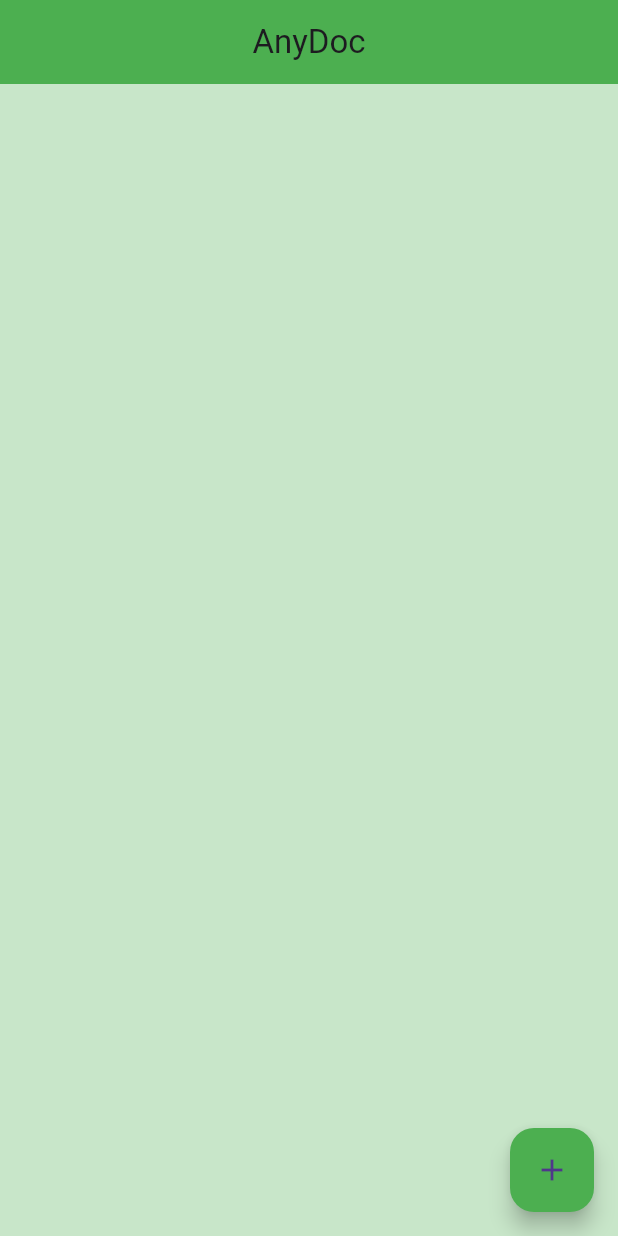
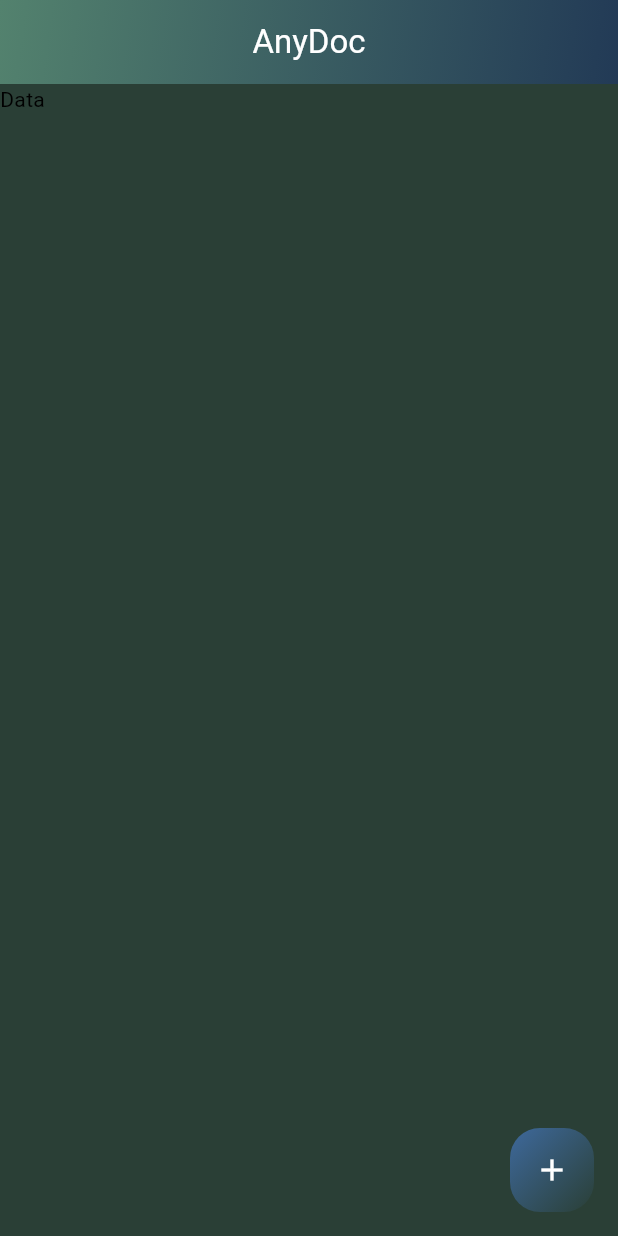
Before and after one commit to santoshvandari/AnyDoc, a Flutter app: the screen it shows after launch, after a tap on the "add" icon, on a phone screen of 412 x 824 dp. Run offline on Flutter 3.47's test engine with Material 3 defaults, Android fonts, the phone set to English and light mode, and no system bars; our stand-ins replace file_picker; missing offline and left inert: flutter_pdfview.

Commit message:
Home Page Designed Successfully

```diff
--- a/lib/main.dart
+++ b/lib/main.dart
@@ -1,98 +1,37 @@
-import 'package:file_picker/file_picker.dart';
+import 'package:anydoc/screens/home_screen.dart';
 import 'package:flutter/material.dart';
-import 'package:flutter_pdfview/flutter_pdfview.dart';
 
 void main() {
-  runApp(MyApp());
+  runApp(const AnyDocApp());
 }
 
-class MyApp extends StatelessWidget {
+class AnyDocApp extends StatelessWidget {
+  const AnyDocApp({super.key});
+
   @override
   Widget build(BuildContext context) {
     return MaterialApp(
       debugShowCheckedModeBanner: false,
+      title: "AnyDoc App",
+      theme: ThemeData(
+        primaryColor: const Color(0xFF53826E),
+        primaryColorDark: const Color(0xFF223A56),
+        scaffoldBackgroundColor: const Color(0xFF2A3F36),
+        colorScheme: ColorScheme.fromSwatch().copyWith(
+          primary: const Color(0xFF53826E),
+          secondary: const Color(0xFF3E699C),
+          surface: const Color(0xFF223A56),
+        ),
+        appBarTheme: const AppBarTheme(
+          backgroundColor: Color(0xFF223A56),
+          foregroundColor: Colors.white,
+        ),
+        buttonTheme: const ButtonThemeData(
+          buttonColor: Color(0xFF3E699C),
+          textTheme: ButtonTextTheme.primary,
+        ),
+      ),
       home: HomeScreen(),
     );
   }
 }
-
-class HomeScreen extends StatelessWidget {
-  void _pickFile(BuildContext context) async {
-    // Open storage to pick files
-    final result = await FilePicker.platform.pickFiles(allowMultiple: false);
-
-    // If no file is picked, return
-    if (result == null || result.files.isEmpty) return;
-
-    // Get the file from the result object
-    final file = result.files.first;
-
-    // Check the file type
-    if (file.extension == 'pdf') {
-      // Open the PDF file
-      Navigator.of(context).push(MaterialPageRoute(
-        builder: (context) => PDFScreen(filePath: file.path!),
-      ));
-    } else {
-      // Handle other file types as necessary
-      ScaffoldMessenger.of(context).showSnackBar(
-        SnackBar(content: Text('Unsupported file type.')),
-      );
-    }
-  }
-
-  @override
-  Widget build(BuildContext context) {
-    return Scaffold(
-      appBar: AppBar(
-        title: const Text('AnyDoc'),
-        centerTitle: true,
-        backgroundColor: Colors.green,
-      ),
-      backgroundColor: Colors.green[100],
-      // body: Center(
-      //   child: ElevatedButton(
-      //     onPressed: () {
-      //       _pickFile(context);
-      //     },
-      //     child: const Text(
-      //       'Pick and Open File',
-      //       style: TextStyle(color: Colors.white),
-      //     ),
-      //     style: ElevatedButton.styleFrom(backgroundColor: Colors.green),
-      //   ),
-      // ),
-      floatingActionButton: FloatingActionButton(
-        onPressed: () => _pickFile(context),
-        child: Icon(Icons.add),
-        backgroundColor: Colors.green,
-      ),
-    );
-  }
-}
-
-class PDFScreen extends StatelessWidget {
-  final String filePath;
-
-  PDFScreen({required this.filePath});
-
-  @override
-  Widget build(BuildContext context) {
-    return Scaffold(
-      appBar: AppBar(
-        title: const Text('PDF Viewer'),
-        backgroundColor: Colors.green,
-      ),
-      body: PDFView(
-        filePath: filePath,
-        enableSwipe: true,
-        swipeHorizontal: false,
-        autoSpacing: false,
-        pageFling: false,
-        onPageChanged: (int? page, int? total) {
-          print('Page $page of $total');
-        },
-      ),
-    );
-  }
-}
--- /dev/null
+++ b/lib/screens/home_screen.dart
@@ -0,0 +1,55 @@
+import 'package:anydoc/screens/recent_screen.dart';
+import 'package:flutter/material.dart';
+
+class HomeScreen extends StatelessWidget {
+  const HomeScreen({super.key});
+
+  @override
+  Widget build(BuildContext context) {
+    return SafeArea(
+      child: Scaffold(
+        appBar: AppBar(
+          flexibleSpace: Container(
+            decoration: const BoxDecoration(
+              gradient: LinearGradient(
+                colors: [
+                  Color(0xFF53826E),
+                  Color(0xFF223A56),
+                ],
+                begin: Alignment.topLeft,
+                end: Alignment.bottomRight,
+              ),
+            ),
+          ),
+          title: const Text('AnyDoc'),
+          centerTitle: true,
+          backgroundColor: Colors.transparent,
+        ),
+        body: const RecentScreen(),
+        floatingActionButton: Container(
+          decoration: const BoxDecoration(
+            shape: BoxShape.rectangle,
+            borderRadius: BorderRadius.all(Radius.circular(20)),
+            gradient: LinearGradient(
+              colors: [
+                Color(0xFF3e699c),
+                Color(0xFF2a3f36),
+              ],
+              begin: Alignment.topLeft,
+              end: Alignment.bottomRight,
+            ),
+          ),
+          child: FloatingActionButton(
+            onPressed: () {
+              // Adding the Action to be performed on Floating Action Button
+              debugPrint('Floating Action Button Pressed');
+            },
+            backgroundColor: Colors.transparent,
+            elevation: 0,
+            child: const Icon(Icons.add),
+          ),
+        ),
+      ),
+    );
+  }
+}
--- /dev/null
+++ b/lib/screens/recent_screen.dart
@@ -0,0 +1,12 @@
+import 'package:flutter/material.dart';
+
+class RecentScreen extends StatelessWidget {
+  const RecentScreen({super.key});
+
+  @override
+  Widget build(BuildContext context) {
+    return const Scaffold(
+      body: Text("Data"),
+    );
+  }
+}
```
Also changed, not shown: colors.txt (added, +9 -0 lines), lib/temp.dart (added, +100 -0 lines), 1 other file.
